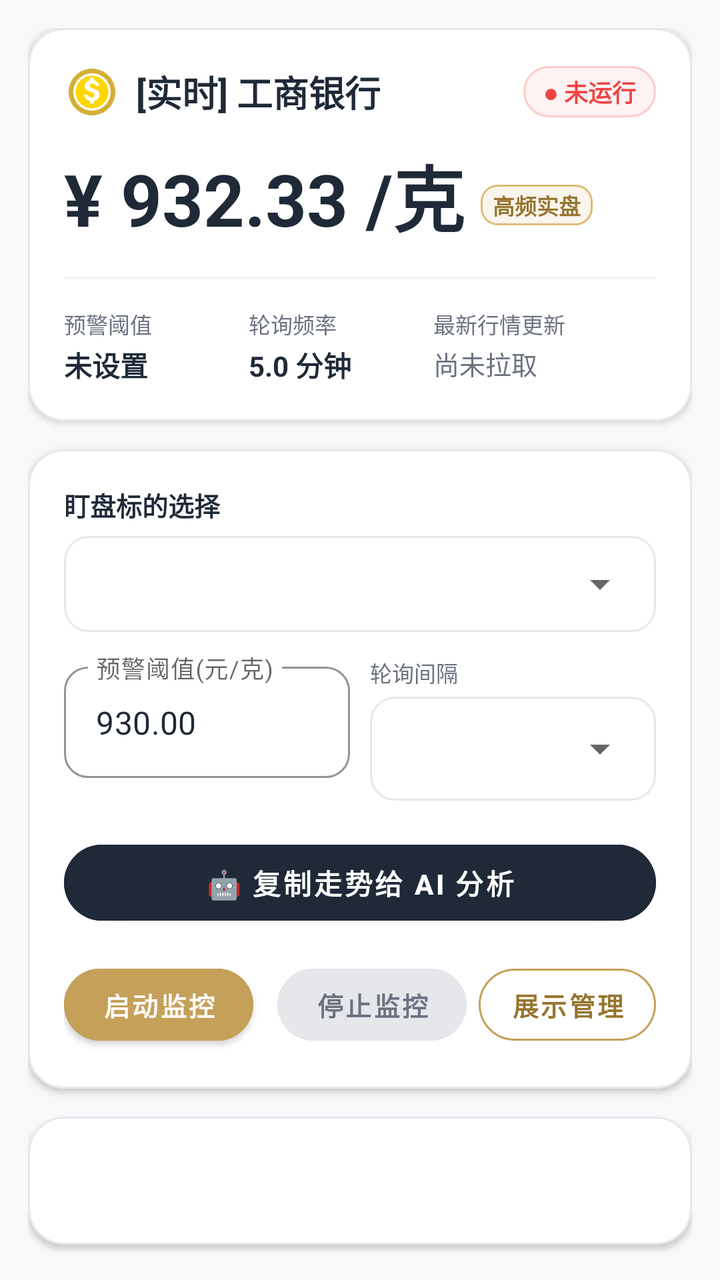
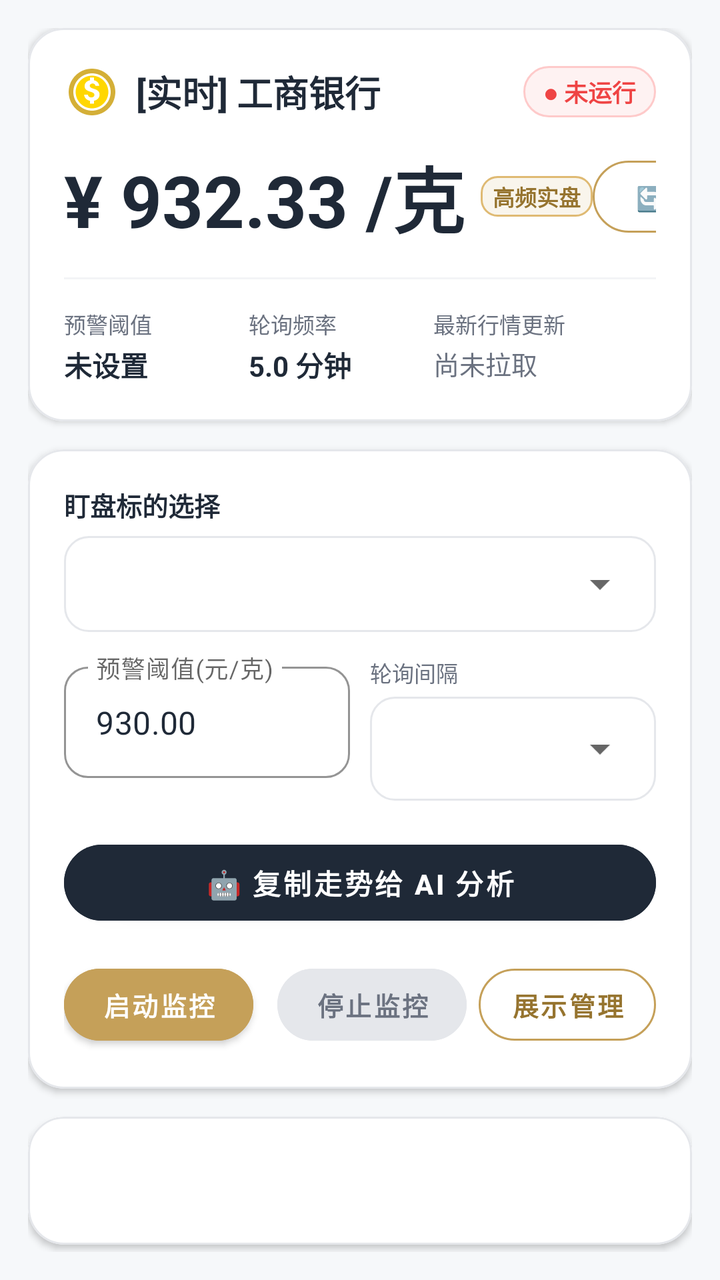

The first picture is an Android layout as it rendered before a commit; the second is the same layout after the commit. The layout source and the unified diff follow.
<!-- AndroidManifest.xml: application theme Theme.Jinjia -->
<!-- res/layout/activity_main.xml -->
<?xml version="1.0" encoding="utf-8"?>
<androidx.core.widget.NestedScrollView xmlns:android="http://schemas.android.com/apk/res/android"
    xmlns:app="http://schemas.android.com/apk/res-auto"
    xmlns:tools="http://schemas.android.com/tools"
    android:layout_width="match_parent"
    android:layout_height="match_parent"
    android:background="@color/gold_bg_light"
    android:fillViewport="true">

    <LinearLayout
        android:layout_width="match_parent"
        android:layout_height="wrap_content"
        android:orientation="vertical"
        android:padding="14dp">

        
        <com.google.android.material.card.MaterialCardView
            android:id="@+id/cardDashboard"
            android:layout_width="match_parent"
            android:layout_height="wrap_content"
            app:cardBackgroundColor="@color/card_background"
            app:cardCornerRadius="18dp"
            app:cardElevation="2dp"
            app:strokeColor="@color/card_stroke"
            app:strokeWidth="1dp">

            <LinearLayout
                android:layout_width="match_parent"
                android:layout_height="wrap_content"
                android:orientation="vertical"
                android:padding="18dp">

                
                <LinearLayout
                    android:layout_width="match_parent"
                    android:layout_height="wrap_content"
                    android:gravity="center_vertical"
                    android:orientation="horizontal">

                    <ImageView
                        android:layout_width="28dp"
                        android:layout_height="28dp"
                        android:contentDescription="@string/app_name"
                        android:src="@drawable/ic_gold" />

                    <TextView
                        android:id="@+id/tvCurrentTargetTitle"
                        android:layout_width="0dp"
                        android:layout_height="wrap_content"
                        android:layout_marginStart="8dp"
                        android:layout_weight="1"
                        android:ellipsize="end"
                        android:maxLines="1"
                        android:text="[实时] 工商银行"
                        android:textColor="@color/text_primary"
                        android:textSize="18sp"
                        android:textStyle="bold" />

                    
                    <TextView
                        android:id="@+id/tvServiceStatus"
                        android:layout_width="wrap_content"
                        android:layout_height="wrap_content"
                        android:background="@drawable/bg_status_chip_red"
                        android:paddingHorizontal="10dp"
                        android:paddingVertical="4dp"
                        android:text="● 未运行"
                        android:textColor="@color/status_red"
                        android:textSize="12sp"
                        android:textStyle="bold" />
                </LinearLayout>

                
                <LinearLayout
                    android:layout_width="match_parent"
                    android:layout_height="wrap_content"
                    android:layout_marginTop="12dp"
                    android:gravity="bottom"
                    android:orientation="horizontal">

                    <TextView
                        android:id="@+id/tvTargetPrice"
                        android:layout_width="wrap_content"
                        android:layout_height="wrap_content"
                        android:text="¥ 932.33 /克"
                        android:textColor="@color/text_primary"
                        android:textSize="36sp"
                        android:textStyle="bold" />

                    <TextView
                        android:id="@+id/tvPriceBadge"
                        android:layout_width="wrap_content"
                        android:layout_height="wrap_content"
                        android:layout_marginStart="8dp"
                        android:layout_marginBottom="6dp"
                        android:background="@drawable/bg_price_badge"
                        android:paddingHorizontal="6dp"
                        android:paddingVertical="2dp"
                        android:text="高频实盘"
                        android:textColor="@color/gold_primary_dark"
                        android:textSize="11sp"
                        android:textStyle="bold" />
                </LinearLayout>

                
                <View
                    android:layout_width="match_parent"
                    android:layout_height="1dp"
                    android:layout_marginVertical="14dp"
                    android:background="#F3F4F6" />

                
                <LinearLayout
                    android:layout_width="match_parent"
                    android:layout_height="wrap_content"
                    android:orientation="horizontal">

                    <LinearLayout
                        android:layout_width="0dp"
                        android:layout_height="wrap_content"
                        android:layout_weight="1"
                        android:orientation="vertical">

                        <TextView
                            android:layout_width="wrap_content"
                            android:layout_height="wrap_content"
                            android:text="预警阈值"
                            android:textColor="@color/text_secondary"
                            android:textSize="11sp" />

                        <TextView
                            android:id="@+id/tvCurrentThreshold"
                            android:layout_width="wrap_content"
                            android:layout_height="wrap_content"
                            android:layout_marginTop="2dp"
                            android:text="未设置"
                            android:textColor="@color/text_primary"
                            android:textSize="14sp"
                            android:textStyle="bold" />
                    </LinearLayout>

                    <LinearLayout
                        android:layout_width="0dp"
                        android:layout_height="wrap_content"
                        android:layout_weight="1"
                        android:orientation="vertical">

                        <TextView
                            android:layout_width="wrap_content"
                            android:layout_height="wrap_content"
                            android:text="轮询频率"
                            android:textColor="@color/text_secondary"
                            android:textSize="11sp" />

                        <TextView
                            android:id="@+id/tvCurrentInterval"
                            android:layout_width="wrap_content"
                            android:layout_height="wrap_content"
                            android:layout_marginTop="2dp"
                            android:text="5.0 分钟"
                            android:textColor="@color/text_primary"
                            android:textSize="14sp"
                            android:textStyle="bold" />
                    </LinearLayout>

                    <LinearLayout
                        android:layout_width="0dp"
                        android:layout_height="wrap_content"
                        android:layout_weight="1.2"
                        android:orientation="vertical">

                        <TextView
                            android:layout_width="wrap_content"
                            android:layout_height="wrap_content"
                            android:text="最新行情更新"
                            android:textColor="@color/text_secondary"
                            android:textSize="11sp" />

                        <TextView
                            android:id="@+id/tvUpdateTime"
                            android:layout_width="wrap_content"
                            android:layout_height="wrap_content"
                            android:layout_marginTop="2dp"
                            android:ellipsize="end"
                            android:maxLines="1"
                            android:text="尚未拉取"
                            android:textColor="@color/text_secondary"
                            android:textSize="13sp" />
                    </LinearLayout>
                </LinearLayout>
            </LinearLayout>
        </com.google.android.material.card.MaterialCardView>

        
        <com.google.android.material.card.MaterialCardView
            android:id="@+id/cardControl"
            android:layout_width="match_parent"
            android:layout_height="wrap_content"
            android:layout_marginTop="14dp"
            app:cardBackgroundColor="@color/card_background"
            app:cardCornerRadius="18dp"
            app:cardElevation="2dp"
            app:strokeColor="@color/card_stroke"
            app:strokeWidth="1dp">

            <LinearLayout
                android:layout_width="match_parent"
                android:layout_height="wrap_content"
                android:orientation="vertical"
                android:padding="18dp">

                
                <TextView
                    android:layout_width="wrap_content"
                    android:layout_height="wrap_content"
                    android:text="盯盘标的选择"
                    android:textColor="@color/text_primary"
                    android:textSize="13sp"
                    android:textStyle="bold" />

                
                <FrameLayout
                    android:layout_width="match_parent"
                    android:layout_height="48dp"
                    android:layout_marginTop="6dp"
                    android:background="@drawable/bg_spinner_outline"
                    android:paddingHorizontal="4dp">

                    <Spinner
                        android:id="@+id/spTarget"
                        android:layout_width="match_parent"
                        android:layout_height="match_parent"
                        android:spinnerMode="dialog" />
                </FrameLayout>

                
                <LinearLayout
                    android:layout_width="match_parent"
                    android:layout_height="wrap_content"
                    android:layout_marginTop="12dp"
                    android:orientation="horizontal">

                    <com.google.android.material.textfield.TextInputLayout
                        android:id="@+id/tilThreshold"
                        style="@style/Widget.MaterialComponents.TextInputLayout.OutlinedBox"
                        android:layout_width="0dp"
                        android:layout_height="wrap_content"
                        android:layout_weight="1"
                        android:hint="预警阈值(元/克)"
                        app:boxCornerRadiusBottomEnd="12dp"
                        app:boxCornerRadiusBottomStart="12dp"
                        app:boxCornerRadiusTopEnd="12dp"
                        app:boxCornerRadiusTopStart="12dp"
                        app:boxStrokeColor="@color/gold_primary"
                        app:hintTextColor="@color/gold_primary_dark">

                        <com.google.android.material.textfield.TextInputEditText
                            android:id="@+id/etThreshold"
                            android:layout_width="match_parent"
                            android:layout_height="wrap_content"
                            android:inputType="numberDecimal"
                            android:singleLine="true"
                            android:text="930.00"
                            android:textColor="@color/text_primary" />
                    </com.google.android.material.textfield.TextInputLayout>

                    <LinearLayout
                        android:layout_width="0dp"
                        android:layout_height="wrap_content"
                        android:layout_marginStart="10dp"
                        android:layout_weight="1"
                        android:orientation="vertical">

                        <TextView
                            android:layout_width="wrap_content"
                            android:layout_height="wrap_content"
                            android:text="轮询间隔"
                            android:textColor="@color/text_secondary"
                            android:textSize="11sp" />

                        <FrameLayout
                            android:layout_width="match_parent"
                            android:layout_height="52dp"
                            android:layout_marginTop="4dp"
                            android:background="@drawable/bg_spinner_outline"
                            android:paddingHorizontal="4dp">

                            <Spinner
                                android:id="@+id/spInterval"
                                android:layout_width="match_parent"
                                android:layout_height="match_parent" />
                        </FrameLayout>
                    </LinearLayout>
                </LinearLayout>

                
                <com.google.android.material.button.MaterialButton
                    android:id="@+id/btnCopyAiPrompt"
                    android:layout_width="match_parent"
                    android:layout_height="50dp"
                    android:layout_marginTop="16dp"
                    android:backgroundTint="@color/ai_btn_bg"
                    android:text="🤖 复制走势给 AI 分析"
                    android:textColor="@color/white"
                    android:textSize="14sp"
                    android:textStyle="bold"
                    app:cornerRadius="25dp"
                    app:elevation="2dp"
                    app:iconGravity="textStart"
                    app:rippleColor="#33FFFFFF" />

                
                <LinearLayout
                    android:layout_width="match_parent"
                    android:layout_height="wrap_content"
                    android:layout_marginTop="12dp"
                    android:orientation="horizontal">

                    <com.google.android.material.button.MaterialButton
                        android:id="@+id/btnStart"
                        android:layout_width="0dp"
                        android:layout_height="48dp"
                        android:layout_marginEnd="6dp"
                        android:layout_weight="1"
                        android:backgroundTint="@color/gold_primary"
                        android:text="启动监控"
                        android:textColor="@color/white"
                        android:textSize="13sp"
                        android:textStyle="bold"
                        app:cornerRadius="24dp"
                        app:elevation="2dp" />

                    <com.google.android.material.button.MaterialButton
                        android:id="@+id/btnStop"
                        android:layout_width="0dp"
                        android:layout_height="48dp"
                        android:layout_marginStart="6dp"
                        android:layout_marginEnd="6dp"
                        android:layout_weight="1"
                        android:backgroundTint="#E5E7EB"
                        android:enabled="false"
                        android:text="停止监控"
                        android:textColor="@color/text_secondary"
                        android:textSize="13sp"
                        android:textStyle="bold"
                        app:cornerRadius="24dp"
                        app:elevation="0dp" />

                    <com.google.android.material.button.MaterialButton
                        android:id="@+id/btnSettings"
                        style="@style/Widget.MaterialComponents.Button.OutlinedButton"
                        android:layout_width="wrap_content"
                        android:layout_height="48dp"
                        android:text="展示管理"
                        android:textColor="@color/gold_primary_dark"
                        android:textSize="13sp"
                        android:textStyle="bold"
                        app:cornerRadius="24dp"
                        app:strokeColor="@color/gold_primary"
                        app:strokeWidth="1dp" />
                </LinearLayout>

            </LinearLayout>
        </com.google.android.material.card.MaterialCardView>

        
        <com.google.android.material.card.MaterialCardView
            android:id="@+id/cardMarket"
            android:layout_width="match_parent"
            android:layout_height="wrap_content"
            android:layout_marginTop="14dp"
            app:cardBackgroundColor="@color/card_background"
            app:cardCornerRadius="18dp"
            app:cardElevation="2dp"
            app:strokeColor="@color/card_stroke"
            app:strokeWidth="1dp">

            <LinearLayout
                android:layout_width="match_parent"
                android:layout_height="wrap_content"
                android:orientation="vertical">

                <com.google.android.material.tabs.TabLayout
                    android:id="@+id/tabLayout"
                    android:layout_width="match_parent"
                    android:layout_height="wrap_content"
                    app:tabIndicatorColor="@color/gold_primary"
                    app:tabIndicatorHeight="3dp"
                    app:tabMode="auto"
                    app:tabSelectedTextColor="@color/gold_primary_dark"
                    app:tabTextColor="@color/text_secondary" />

                <androidx.recyclerview.widget.RecyclerView
                    android:id="@+id/rvGoldList"
                    android:layout_width="match_parent"
                    android:layout_height="wrap_content"
                    android:nestedScrollingEnabled="false"
                    android:paddingVertical="8dp" />

                <TextView
                    android:id="@+id/tvEmptyList"
                    android:layout_width="match_parent"
                    android:layout_height="120dp"
                    android:gravity="center"
                    android:text="该分类暂无数据或已被关闭显示"
                    android:textColor="@color/text_secondary"
                    android:visibility="gone" />
            </LinearLayout>
        </com.google.android.material.card.MaterialCardView>

    </LinearLayout>
</androidx.core.widget.NestedScrollView>
<!-- resources referenced by this layout -->
<resources>
  <color name="ai_btn_bg">#1F2937</color>
  <color name="card_background">#FFFFFF</color>
  <color name="card_stroke">#E5E7EB</color>
  <color name="gold_bg_light">#F6F8FA</color>
  <color name="gold_primary">#C5A059</color>
  <color name="gold_primary_dark">#96742F</color>
  <color name="status_red">#EF4444</color>
  <color name="text_primary">#1F2937</color>
  <color name="text_secondary">#6B7280</color>
  <color name="white">#FFFFFF</color>
  <!-- drawable bg_price_badge (drawable) -->
  <?xml version="1.0" encoding="utf-8"?>
  <shape xmlns:android="http://schemas.android.com/apk/res/android">
      <solid android:color="@color/gold_light_tint" />
      <stroke android:width="1dp" android:color="@color/gold_accent" />
      <corners android:radius="8dp" />
  </shape>
  <!-- drawable bg_spinner_outline (drawable) -->
  <?xml version="1.0" encoding="utf-8"?>
  <shape xmlns:android="http://schemas.android.com/apk/res/android">
      <solid android:color="@color/card_background" />
      <stroke android:width="1dp" android:color="@color/card_stroke" />
      <corners android:radius="12dp" />
  </shape>
  <!-- drawable bg_status_chip_red (drawable) -->
  <?xml version="1.0" encoding="utf-8"?>
  <shape xmlns:android="http://schemas.android.com/apk/res/android">
      <solid android:color="@color/status_red_bg" />
      <stroke android:width="1dp" android:color="@color/status_red_stroke" />
      <corners android:radius="14dp" />
  </shape>
  <!-- drawable ic_gold (drawable) -->
  <vector xmlns:android="http://schemas.android.com/apk/res/android"
      android:width="24dp"
      android:height="24dp"
      android:viewportWidth="24"
      android:viewportHeight="24">
    <path
        android:fillColor="#D4AF37"
        android:pathData="M12,2C6.48,2 2,6.48 2,12s4.48,10 10,10 10,-4.48 10,-10S17.52,2 12,2zM12,20c-4.41,0 -8,-3.59 -8,-8s3.59,-8 8,-8 8,3.59 8,8 -3.59,8 -8,8z"/>
    <path
        android:fillColor="#FFD700"
        android:pathData="M12,5c-3.86,0 -7,3.14 -7,7s3.14,7 7,7 7,-3.14 7,-7 -3.14,-7 -7,-7zM12.88,15.76V17h-1.75v-1.23c-1.34,-0.27 -2.38,-1.2 -2.52,-2.62h1.61c0.12,0.67 0.63,1.18 1.48,1.18 0.81,0 1.34,-0.47 1.34,-1.09 0,-0.69 -0.56,-1.03 -1.63,-1.33 -1.48,-0.41 -2.59,-0.99 -2.59,-2.42 0,-1.27 0.94,-2.23 2.31,-2.52V5.75h1.75v1.23c1.23,0.26 2.08,1.14 2.22,2.37h-1.6c-0.12,-0.57 -0.54,-0.99 -1.25,-0.99 -0.73,0 -1.22,0.43 -1.22,0.99 0,0.59 0.52,0.92 1.57,1.23 1.63,0.48 2.65,1.06 2.65,2.53 0,1.38 -0.99,2.37 -2.42,2.65z"/>
  </vector>
  <string name="app_name">金价盯盘</string>
  <style name="Theme.Jinjia" parent="Theme.MaterialComponents.DayNight.NoActionBar">
          
          <item name="colorPrimary">@color/gold_primary</item>
          <item name="colorPrimaryVariant">@color/gold_primary_dark</item>
          <item name="colorOnPrimary">@color/white</item>
  
          
          <item name="colorSecondary">@color/gold_accent</item>
          <item name="colorSecondaryVariant">@color/gold_primary_dark</item>
          <item name="colorOnSecondary">@color/text_primary</item>
  
          
          <item name="android:statusBarColor">@color/gold_bg_light</item>
          <item name="android:windowLightStatusBar" tools:targetApi="m">true</item>
  
          
          <item name="android:windowBackground">@color/gold_bg_light</item>
      </style>
  <color name="gold_light_tint">#F9F5EC</color>
  <color name="gold_accent">#DFBA73</color>
  <color name="status_red_bg">#FEF2F2</color>
  <color name="status_red_stroke">#FECACA</color>
</resources>

<!-- the commit's change to res/layout/activity_main.xml (unified diff, before → after) -->
@@ -75,7 +75,7 @@
                     android:layout_width="match_parent"
                     android:layout_height="wrap_content"
                     android:layout_marginTop="12dp"
-                    android:gravity="bottom"
+                    android:gravity="center_vertical"
                     android:orientation="horizontal">
 
                     <TextView
@@ -92,7 +92,6 @@
                         android:layout_width="wrap_content"
                         android:layout_height="wrap_content"
                         android:layout_marginStart="8dp"
-                        android:layout_marginBottom="6dp"
                         android:background="@drawable/bg_price_badge"
                         android:paddingHorizontal="6dp"
                         android:paddingVertical="2dp"
@@ -100,6 +99,28 @@
                         android:textColor="@color/gold_primary_dark"
                         android:textSize="11sp"
                         android:textStyle="bold" />
+
+                    <View
+                        android:layout_width="0dp"
+                        android:layout_height="0dp"
+                        android:layout_weight="1" />
+
+                    <com.google.android.material.button.MaterialButton
+                        android:id="@+id/btnManualRefresh"
+                        style="@style/Widget.MaterialComponents.Button.OutlinedButton"
+                        android:layout_width="wrap_content"
+                        android:layout_height="36dp"
+                        android:insetTop="0dp"
+                        android:insetBottom="0dp"
+                        android:paddingHorizontal="14dp"
+                        android:paddingVertical="0dp"
+                        android:text="🔄 刷新"
+                        android:textColor="@color/gold_primary_dark"
+                        android:textSize="12sp"
+                        android:textStyle="bold"
+                        app:cornerRadius="18dp"
+                        app:strokeColor="@color/gold_primary"
+                        app:strokeWidth="1dp" />
                 </LinearLayout>
 
                 
